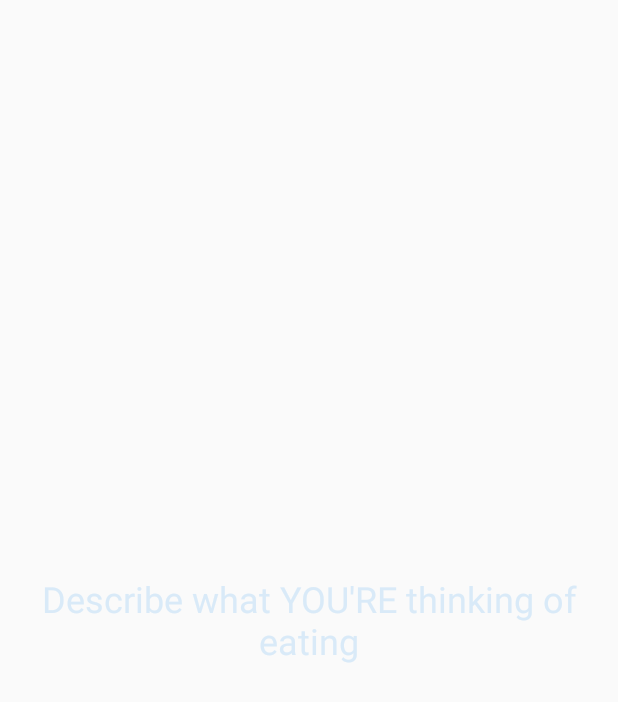
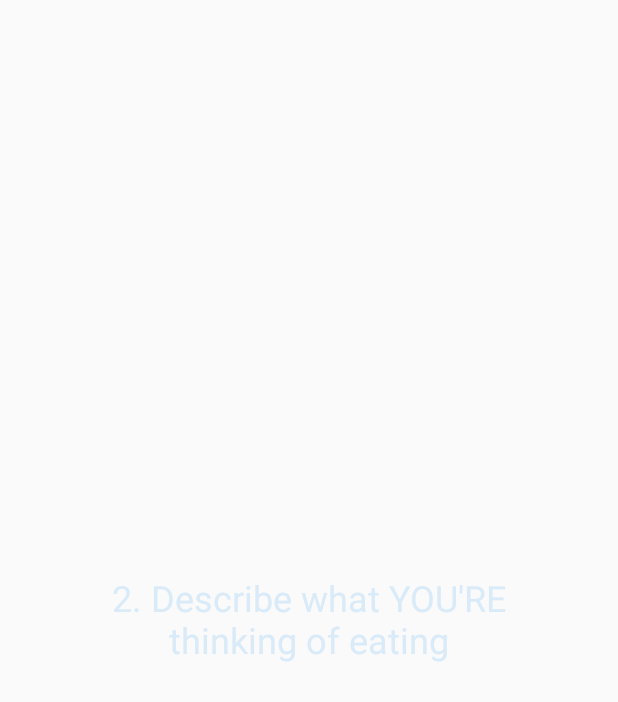
Before and after one commit to XiXiaPdx/Appetizing, an Android app: the fragment InstructionTwo shown on its own in the app's theme, on a phone screen of 412 x 824 dp. Shown: the top 702 px of the screen. Run offline under Robolectric (Android 15) with nearby library versions, the phone set to English and light mode, and no system bars; network calls fail.

Commit message:
added padding to instruction text view

```diff
--- a/app/src/main/res/layout/fragment_instruction_one.xml
+++ b/app/src/main/res/layout/fragment_instruction_one.xml
@@ -22,6 +22,9 @@
             app:layout_constraintRight_toRightOf="parent"
             android:layout_marginLeft="8dp"
             android:layout_marginStart="8dp"
+            android:paddingLeft="16dp"
+            android:paddingRight="16dp"
+
             android:text="@string/instruction_one"
             android:textAlignment="center"
             android:textSize="24dp"
--- a/app/src/main/res/layout/fragment_instruction_three.xml
+++ b/app/src/main/res/layout/fragment_instruction_three.xml
@@ -23,6 +23,8 @@
             app:layout_constraintLeft_toLeftOf="parent"
             app:layout_constraintTop_toTopOf="parent"
             app:layout_constraintBottom_toBottomOf="parent"
+            android:paddingLeft="16dp"
+            android:paddingRight="16dp"
             android:layout_marginBottom="8dp"
             android:layout_marginRight="8dp"
             app:layout_constraintRight_toRightOf="parent" />
--- a/app/src/main/res/layout/fragment_instruction_two.xml
+++ b/app/src/main/res/layout/fragment_instruction_two.xml
@@ -22,11 +22,12 @@
             android:text="@string/instruction_two"
             android:textSize="24dp"
             android:textColor="@color/colorLightBlue"
+            android:paddingLeft="16dp"
+            android:paddingRight="16dp"
             app:layout_constraintLeft_toLeftOf="parent"
             app:layout_constraintTop_toTopOf="parent"
             app:layout_constraintBottom_toBottomOf="parent"
             android:layout_marginBottom="8dp"
-            app:layout_constraintVertical_bias="0.501"
             app:layout_constraintRight_toRightOf="parent" />
 
     </android.support.constraint.ConstraintLayout>
--- a/app/src/main/res/values/strings.xml
+++ b/app/src/main/res/values/strings.xml
@@ -6,9 +6,9 @@
     <string name="user_food_description">UserDescriptions</string>
     <string name="what_to_eat">Describe food, then find food.</string>
     <string name="title_activity_maps">Map</string>
-    <string name="instruction_one">Tap on picture that makes you hungry   </string>
-    <string name="instruction_two">Describe what YOU\'RE thinking of eating</string>
-    <string name="instruction_three">Search restaurants near you for that food</string>
+    <string name="instruction_one">1. Tap on picture that makes you hungry   </string>
+    <string name="instruction_two">2. Describe what YOU\'RE thinking of eating</string>
+    <string name="instruction_three">3. Search restaurants near you for that food</string>
 
     <!-- TODO: Remove or change this placeholder text -->
     <string name="hello_blank_fragment">Hello blank fragment</string>
```
